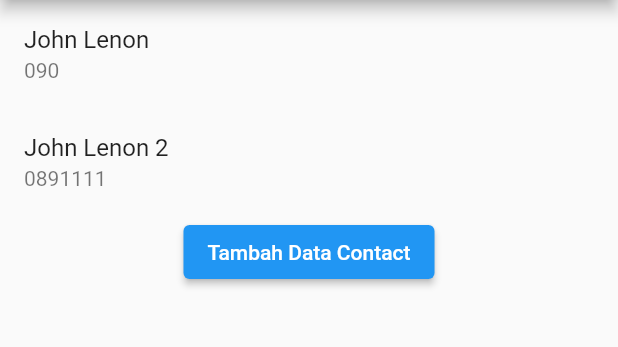
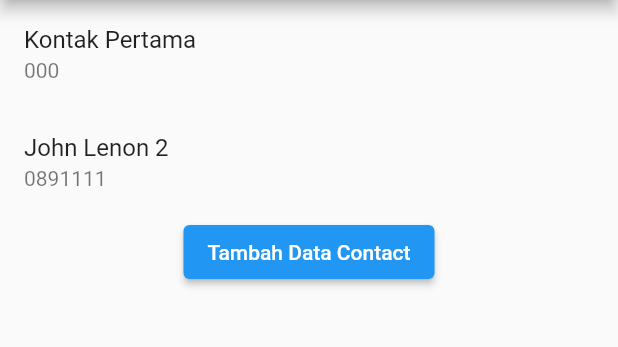
Before and after one commit to kharisazhar/flutter_week_6_provider, a Flutter app: the screen it shows after launch, after a tap on "Tambah Data Contact", on a phone screen of 412 x 824 dp, the part 84-431 px from its top. Run offline on Flutter 3.47's test engine with Material 2 defaults, Android fonts, the phone set to English and light mode, and no system bars.

Commit message:
add others example provider

```diff
--- a/lib/main.dart
+++ b/lib/main.dart
@@ -1,9 +1,8 @@
 import 'package:flutter/material.dart';
-import 'package:provider/provider.dart';
+import 'package:flutter_week_6_state_management/provider_example/feature_counter/cara_1/alta_counter_page.dart';
+import 'package:flutter_week_6_state_management/provider_example/feature_counter/cara_3/ui/alta_counter_main.dart';
 
-import 'provider_example/feature_contact/alta_contact_page.dart';
-import 'provider_example/feature_contact/model/contact_model.dart';
-import 'provider_example/feature_contact/provider/contact.dart';
+import 'provider_example/feature_contact/ui/alta_contact_main.dart';
 
 void main() {
   runApp(const MyApp());
@@ -16,21 +15,12 @@ class MyApp extends StatelessWidget {
   @override
   Widget build(BuildContext context) {
     return MaterialApp(
-      title: 'Flutter Demo',
-      theme: ThemeData(
-        primarySwatch: Colors.blue,
-      ),
-      home: MultiProvider(
-        providers: [
-          ChangeNotifierProvider(
-            create: (_) => Contact()
-              ..add(ContactModel(name: 'John Lenon', phoneNumber: '090')),
-          )
-        ],
+        title: 'Flutter Demo',
+        theme: ThemeData(
+          primarySwatch: Colors.blue,
+        ),
 
         /// TODO : Change Root Here
-        child: const AltaContactPage(),
-      ),
-    );
+        home:  AltaContactMain());
   }
 }
--- a/lib/provider_example/feature_contact/provider/contact.dart
+++ b/lib/provider_example/feature_contact/provider/contact.dart
@@ -7,8 +7,28 @@ class Contact with ChangeNotifier {
 
   List<ContactModel> get contacts => _contacts;
 
+  /// EXAMPLE : Saat aplikasi pertama di jalankan
+  /// Panggil getContactListDB()
+  void getContactListDB() {}
+
+  void initData() {
+    _contacts.add(
+      ContactModel(
+        name: "Kontak Pertama",
+        phoneNumber: "000",
+      ),
+    );
+    notifyListeners();
+  }
+
   void add(ContactModel contact) {
     _contacts.add(contact);
     notifyListeners();
   }
+
+  /// TODO EXAMPLE Contact Form:
+  void addContact(ContactModel contact) {
+    _contacts.add(contact);
+    notifyListeners();
+  }
 }
--- /dev/null
+++ b/lib/provider_example/feature_contact/ui/alta_contact_main.dart
@@ -0,0 +1,21 @@
+import 'package:flutter/material.dart';
+import 'package:provider/provider.dart';
+
+import '../provider/contact.dart';
+import 'alta_contact_page.dart';
+
+class AltaContactMain extends StatelessWidget {
+  const AltaContactMain({Key? key}) : super(key: key);
+
+  @override
+  Widget build(BuildContext context) {
+    return MultiProvider(
+      providers: [
+        ChangeNotifierProvider(
+          create: (_) => Contact()..initData(),
+        ),
+      ],
+      child: const AltaContactPage(),
+    );
+  }
+}
--- a/lib/provider_example/alta_counter_page.dart
+++ b/lib/provider_example/feature_counter/cara_1/alta_counter_page.dart
@@ -49,9 +49,14 @@ class AltaCounterPage extends StatelessWidget {
       ),
       floatingActionButton: FloatingActionButton(
         onPressed: () {
+          // tidak ada setState({}) x
+
           // _counter.value = _counter.value +1 ;
           /// TODO STEP 3 :
           _counter.value++;
+
+          /// EXAMPLE LIST :
+          _contacts.value.add('Testing');
         },
         tooltip: 'Increment',
         child: const Icon(Icons.add),
```
Also changed, not shown: lib/provider_example/feature_contact/ui/alta_contact_page.dart (renamed from lib/provider_example/feature_contact/alta_contact_page.dart, +19 -3 lines), lib/provider_example/feature_counter/cara_2/providers/counter_manager.dart (added, +12 -0 lines), lib/provider_example/feature_counter/cara_2/ui/alta_counter_page.dart (added, +46 -0 lines), lib/provider_example/feature_counter/cara_3/providers/counter_manager.dart (added, +12 -0 lines), lib/provider_example/feature_counter/cara_3/ui/alta_counter_main.dart (added, +17 -0 lines), lib/provider_example/feature_counter/cara_3/ui/alta_counter_page.dart (added, +39 -0 lines).
